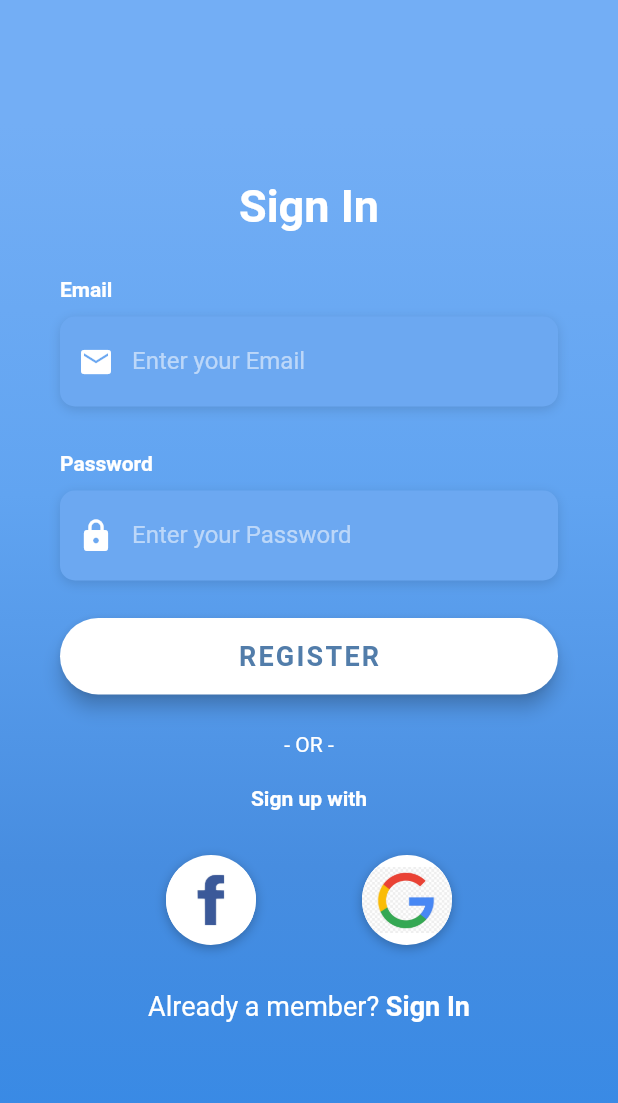
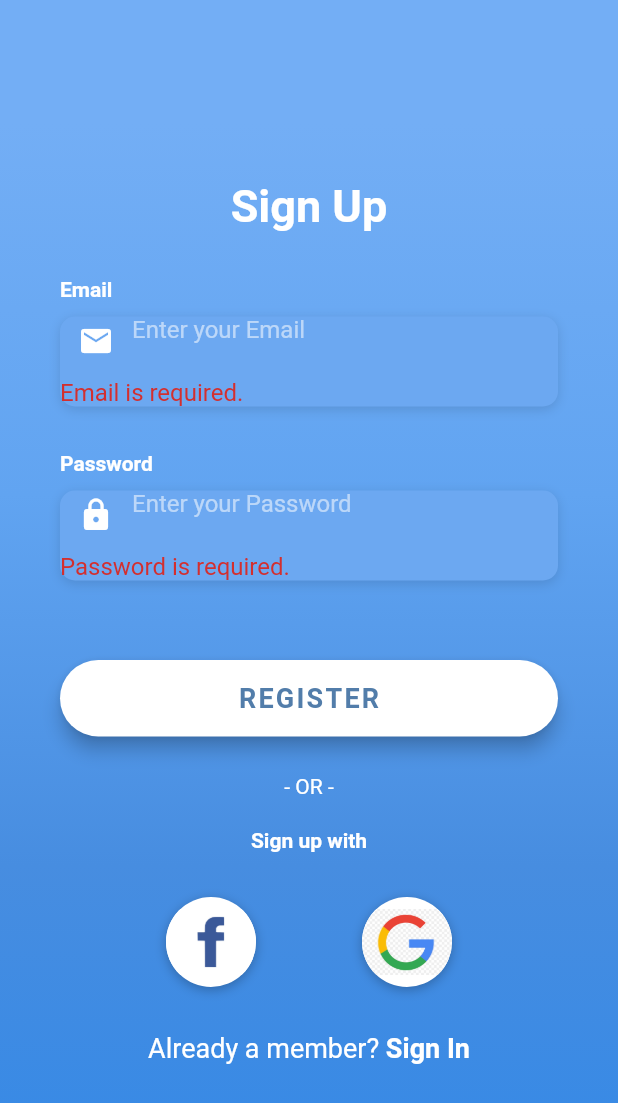
Before and after one commit to InfiniteCoder96/our_heroes, a Flutter app: the Register screen opened directly, after a tap on "REGISTER", on a phone screen of 412 x 824 dp. Shown: the top 1103 px of the screen. Run offline on Flutter 3.47's test engine with Material 2 defaults, Android fonts, the phone set to English and light mode, and no system bars; our stand-ins replace firebase_auth, flutter_spinkit, shared_preferences; accounts and stored records are empty; Roboto replaces fonts that are missing (OpenSans).

Commit message:
user registration done

```diff
--- a/lib/screens/auth/login.dart
+++ b/lib/screens/auth/login.dart
@@ -147,7 +147,7 @@ class _LoginState extends State<Login> {
       child: RaisedButton(
         elevation: 5.0,
         onPressed: () async {
-          widget.toggleView();
+
         },
         padding: EdgeInsets.all(15.0),
         shape: RoundedRectangleBorder(
@@ -236,7 +236,9 @@ class _LoginState extends State<Login> {
 
   Widget _buildSignupBtn() {
     return GestureDetector(
-      onTap: () => print('Sign Up Button Pressed'),
+      onTap: () {
+        widget.toggleView();
+      },
       child: RichText(
         text: TextSpan(
           children: [
--- a/lib/screens/auth/register.dart
+++ b/lib/screens/auth/register.dart
@@ -1,6 +1,7 @@
 import 'package:flutter/material.dart';
 import 'package:flutter/services.dart';
 import 'package:our_heroes/services/auth.dart';
+import 'package:our_heroes/shared/loading.dart';
 import 'package:our_heroes/utilities/styles.dart';
 
 class Register extends StatefulWidget {
@@ -15,10 +16,14 @@ class Register extends StatefulWidget {
 class _RegisterState extends State<Register> {
 
   final AuthService _auth = AuthService();
+  final _formKey = GlobalKey<FormState>();
+  bool loading = false;
 
   // text field state
   String email = '';
   String password = '';
+
+  String error = '';
 
   Widget _buildEmailTF() {
     return Column(
@@ -33,10 +38,20 @@ class _RegisterState extends State<Register> {
           alignment: Alignment.centerLeft,
           decoration: kBoxDecorationStyle,
           height: 60.0,
-          child: TextField(
+          child: TextFormField(
+            validator: (String value) {
+              if(value.isEmpty){
+                 return 'Email is required.';
+              }
+              else if(!(value.contains('@'))){
+                return 'Enter valid email.';
+              }
+              else{
+                return null;
+              }
+            },
             onChanged: (value) {
               setState(() => email = value);
-
             },
             keyboardType: TextInputType.emailAddress,
             style: TextStyle(
@@ -44,6 +59,10 @@ class _RegisterState extends State<Register> {
               fontFamily: 'OpenSans',
             ),
             decoration: InputDecoration(
+              errorStyle: TextStyle(
+                fontSize: 16.0,
+                fontFamily: 'OpenSans',
+              ),
               border: InputBorder.none,
               contentPadding: EdgeInsets.only(top: 14.0),
               prefixIcon: Icon(
@@ -72,7 +91,18 @@ class _RegisterState extends State<Register> {
           alignment: Alignment.centerLeft,
           decoration: kBoxDecorationStyle,
           height: 60.0,
-          child: TextField(
+          child: TextFormField(
+            validator: (String value) {
+              if(value.isEmpty){
+                 return 'Password is required.';
+              }
+              else if(value.length < 8){
+                return 'The password must be at least 8 characters.';
+              }
+              else{
+                return null;
+              }
+            },
             onChanged: (value) {
               setState(() => password = value);
             },
@@ -82,6 +112,10 @@ class _RegisterState extends State<Register> {
               fontFamily: 'OpenSans',
             ),
             decoration: InputDecoration(
+              errorStyle: TextStyle(
+                fontSize: 16.0,
+                fontFamily: 'OpenSans',
+              ),
               border: InputBorder.none,
               contentPadding: EdgeInsets.only(top: 14.0),
               prefixIcon: Icon(
@@ -97,14 +131,26 @@ class _RegisterState extends State<Register> {
     );
   }
 
-  Widget _buildLoginBtn() {
+  Widget _buildRegisterBtn() {
     return Container(
       padding: EdgeInsets.symmetric(vertical: 25.0),
       width: double.infinity,
       child: RaisedButton(
         elevation: 5.0,
         onPressed: () async {
-          widget.toggleView();
+          if(_formKey.currentState.validate()){
+
+            setState(() => loading = true);
+
+            dynamic result = await _auth.registerWithEmailandPassword(email, password);
+
+            if(result == null){
+              setState(() {
+                error = 'The email has already been taken.';
+                loading = false;
+              });
+            }
+          }
         },
         padding: EdgeInsets.all(15.0),
         shape: RoundedRectangleBorder(
@@ -191,9 +237,11 @@ class _RegisterState extends State<Register> {
     );
   }
 
-  Widget _buildSignupBtn() {
+  Widget _buildSigninBtn() {
     return GestureDetector(
-      onTap: () => print('Sign Up Button Pressed'),
+      onTap: () {
+        widget.toggleView();
+      },
       child: RichText(
         text: TextSpan(
           children: [
@@ -221,7 +269,7 @@ class _RegisterState extends State<Register> {
 
   @override
   Widget build(BuildContext context) {
-    return Scaffold(
+    return loading ? Loading() : Scaffold(
       body: AnnotatedRegion<SystemUiOverlayStyle>(
         value: SystemUiOverlayStyle.light,
         child: GestureDetector(
@@ -253,11 +301,14 @@ class _RegisterState extends State<Register> {
                     horizontal: 40.0,
                     vertical: 120.0,
                   ),
+                  child: Form(
+                    key: _formKey,
                     child: Column(
                       mainAxisAlignment: MainAxisAlignment.center,
+
                       children: <Widget>[
                         Text(
-                        'Sign In',
+                          'Sign Up',
                           style: TextStyle(
                             color: Colors.white,
                             fontFamily: 'OpenSans',
@@ -271,11 +322,24 @@ class _RegisterState extends State<Register> {
                           height: 30.0,
                         ),
                         _buildPasswordTF(),
-                      _buildLoginBtn(),
+                        SizedBox(
+                          height: 12.0,
+                        ),
+                        Text(
+                          error,
+                          style: TextStyle(
+                            color: Colors.red,
+                            fontSize: 14.0
+                          )
+                        ),
+                        _buildRegisterBtn(),
                         _buildSignInWithText(),
                         _buildSocialBtnRow(),
-                      _buildSignupBtn(),
+                        _buildSigninBtn(),
+
                       ],
+                    )
+
                   ),
                 ),
               )
--- a/lib/services/auth.dart
+++ b/lib/services/auth.dart
@@ -33,6 +33,17 @@ class AuthService {
   // sign in with email & password
 
   // sign up with email & password
+  Future registerWithEmailandPassword(String email, String password) async{
+    try{
+      AuthResult result = await _auth.createUserWithEmailAndPassword(email: email, password: password);
+      FirebaseUser user = result.user;
+      return _userFromFirebaseUser(user);
+    }
+    catch(e){
+      print(e);
+      return null;
+    }
+  }
 
   // sign out
   Future SignOut() async {
--- /dev/null
+++ b/lib/shared/loading.dart
@@ -0,0 +1,17 @@
+import 'package:flutter/material.dart';
+import 'package:flutter_spinkit/flutter_spinkit.dart';
+
+class Loading extends StatelessWidget{
+  @override
+  Widget build(BuildContext context){
+    return Container(
+      color: Color(0xFF398AE5),
+      child: Center(
+        child: SpinKitChasingDots(
+          color: Colors.white,
+          size: 50.0,
+        ),
+      ),
+    );
+  }
+}
--- a/pubspec.yaml
+++ b/pubspec.yaml
@@ -28,6 +28,7 @@ dependencies:
   firebase_auth: ^0.15.5+2
   cloud_firestore: ^0.13.4+1
   provider: ^4.0.4
+  flutter_spinkit: ^4.1.2
 
 dev_dependencies:
   flutter_test:
```
Also changed, not shown: 1 other file. Lines whose indentation alone changed are shown as unchanged.
